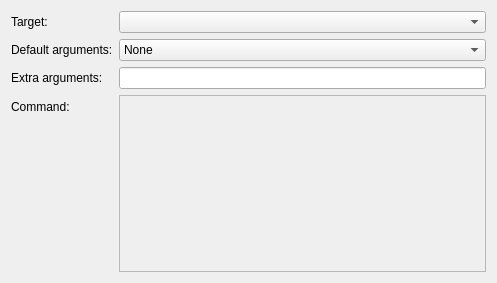
First picture: the form in project/nimcompilerbuildstepconfigwidget.ui, repository shentok/rust-creator, before the edit.
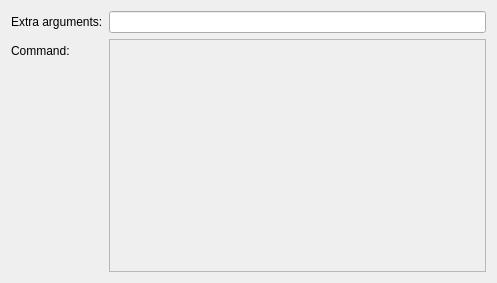
Second picture: the form after the edit.

What changed in the file:
```diff
--- a/project/nimcompilerbuildstepconfigwidget.ui
+++ b/project/nimcompilerbuildstepconfigwidget.ui
@@ -20,33 +20,23 @@
    <item>
     <layout class="QFormLayout" name="formLayout">
      <item row="0" column="0">
-      <widget class="QLabel" name="targetLabel">
-       <property name="text">
-        <string>Target:</string>
-       </property>
-      </widget>
-     </item>
-     <item row="0" column="1">
-      <widget class="QComboBox" name="targetComboBox"/>
-     </item>
-     <item row="2" column="0">
       <widget class="QLabel" name="additionalArgumentsLabel">
        <property name="text">
         <string>Extra arguments:</string>
        </property>
       </widget>
      </item>
-     <item row="2" column="1">
+     <item row="0" column="1">
       <widget class="QLineEdit" name="additionalArgumentsLineEdit"/>
      </item>
-     <item row="3" column="0">
+     <item row="1" column="0">
       <widget class="QLabel" name="commandLabel">
        <property name="text">
         <string>Command:</string>
        </property>
       </widget>
      </item>
-     <item row="3" column="1">
+     <item row="1" column="1">
       <widget class="QTextEdit" name="commandTextEdit">
        <property name="enabled">
         <bool>false</bool>
@@ -59,32 +49,6 @@
        </property>
       </widget>
      </item>
-     <item row="1" column="0">
-      <widget class="QLabel" name="defaultArgumentsLabel">
-       <property name="text">
-        <string>Default arguments:</string>
-       </property>
-      </widget>
-     </item>
-     <item row="1" column="1">
-      <widget class="QComboBox" name="defaultArgumentsComboBox">
-       <item>
-        <property name="text">
-         <string>None</string>
-        </property>
-       </item>
-       <item>
-        <property name="text">
-         <string>Debug</string>
-        </property>
-       </item>
-       <item>
-        <property name="text">
-         <string>Release</string>
-        </property>
-       </item>
-      </widget>
-     </item>
     </layout>
    </item>
   </layout>
```
Left out of the diff: 2 changed lines with no effect on the pictures.
